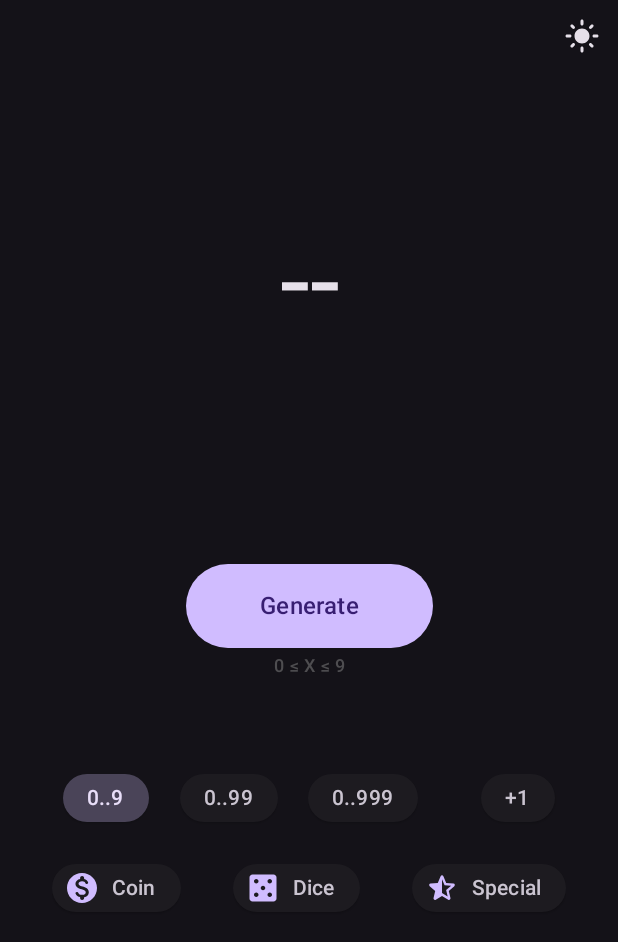
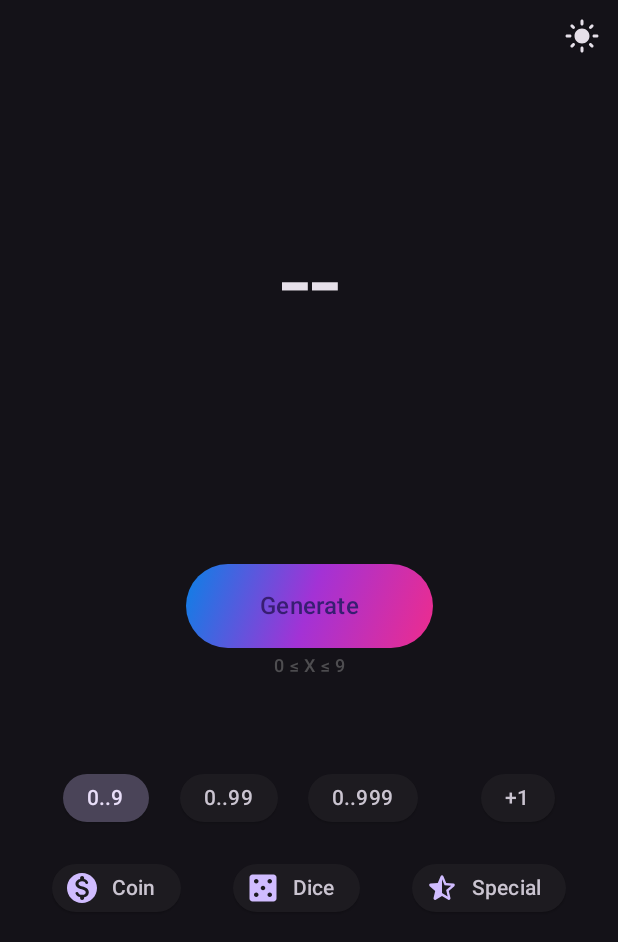
Before and after one commit to Coolightman/Randomizer, an Android app built with Jetpack Compose: the screen it shows after launch (MainActivity), on a phone screen of 412 x 824 dp. Shown: the top 942 px of the screen. Run offline under Robolectric (Android 15) with nearby library versions, the light colour scheme and no system bars; our stand-ins replace Dagger/Hilt's generated code, accompanist.

Commit message:
update main button color

```diff
--- a/app/src/main/java/by/coolightman/randomizer/presenter/ui/screens/MainScreen.kt
+++ b/app/src/main/java/by/coolightman/randomizer/presenter/ui/screens/MainScreen.kt
@@ -3,6 +3,7 @@ package by.coolightman.randomizer.presenter.ui.screens
 import android.content.res.Configuration.UI_MODE_NIGHT_YES
 import androidx.compose.animation.AnimatedVisibility
 import androidx.compose.foundation.Image
+import androidx.compose.foundation.background
 import androidx.compose.foundation.layout.Arrangement
 import androidx.compose.foundation.layout.Box
 import androidx.compose.foundation.layout.Column
@@ -25,6 +26,7 @@ import androidx.compose.foundation.shape.RoundedCornerShape
 import androidx.compose.foundation.text.KeyboardOptions
 import androidx.compose.foundation.verticalScroll
 import androidx.compose.material3.Button
+import androidx.compose.material3.ButtonDefaults
 import androidx.compose.material3.Card
 import androidx.compose.material3.ExperimentalMaterial3Api
 import androidx.compose.material3.Icon
@@ -43,6 +45,7 @@ import androidx.compose.runtime.rememberCoroutineScope
 import androidx.compose.runtime.setValue
 import androidx.compose.ui.Alignment
 import androidx.compose.ui.Modifier
+import androidx.compose.ui.graphics.Brush
 import androidx.compose.ui.graphics.Color
 import androidx.compose.ui.layout.onGloballyPositioned
 import androidx.compose.ui.platform.LocalFocusManager
@@ -203,9 +206,26 @@ fun MainScreen(
                         scrollState.animateScrollTo(0)
                     }
                 },
+                colors = ButtonDefaults.buttonColors(
+                    containerColor = Color.Transparent
+                ),
+                contentPadding = PaddingValues(),
                 modifier = Modifier
                     .fillMaxWidth(0.4f)
                     .height(56.dp)
+            ) {
+                Box(
+                    modifier = Modifier
+                        .fillMaxSize()
+                        .background(
+                            Brush.linearGradient(
+                                colors = listOf(
+                                    Color(0xFF0B81E6),
+                                    Color(0xFFA332D5),
+                                    Color(0xFFee2c8d)
+                                )
+                            )
+                        )
                 ) {
                     Text(
                         text = when (uiState.selectedMode) {
@@ -213,8 +233,10 @@ fun MainScreen(
                             RandomMode.DICE -> "Roll"
                             else -> "Generate"
                         },
-                    style = MaterialTheme.typography.titleMedium
+                        style = MaterialTheme.typography.titleMedium,
+                        modifier = Modifier.align(Alignment.Center)
                     )
+                }
             }
 
             Spacer(modifier = Modifier.height(4.dp))
```
Lines whose indentation alone changed are shown as unchanged.
